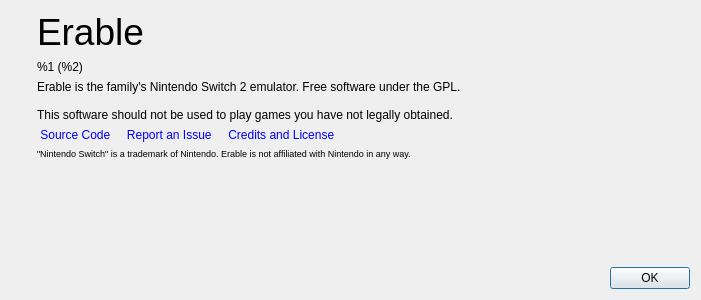
This is src/erable/aboutdialog.ui in erablesimu/erable as Qt 5 draws it before an edit. The edited form follows.
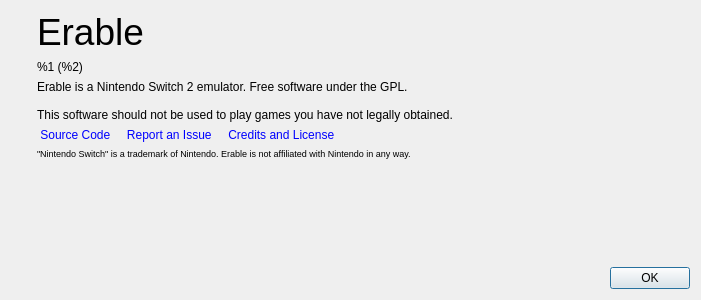
This is the edited form. Icons and pictures are not drawn.

Commit message:
Drop "the family" from the about box, the site and the docs
Erable is now described as a Nintendo Switch 2 emulator in the about
box, the README and the site (French, English and German), and the
Ocarina guide no longer speaks of sharing the shader cache within a
family.

Claude-Session: https://claude.ai/code/session_01MsSmfafnsutrNsLC2WvgSz

```diff
--- a/src/erable/aboutdialog.ui
+++ b/src/erable/aboutdialog.ui
@@ -95,7 +95,7 @@
           </sizepolicy>
          </property>
          <property name="text">
-          <string>Erable is the family's Nintendo Switch 2 emulator. Free software under the GPL.
+          <string>Erable is a Nintendo Switch 2 emulator. Free software under the GPL.
 
 This software should not be used to play games you have not legally obtained.</string>
          </property>
```
The commit also changes 7 other files.
